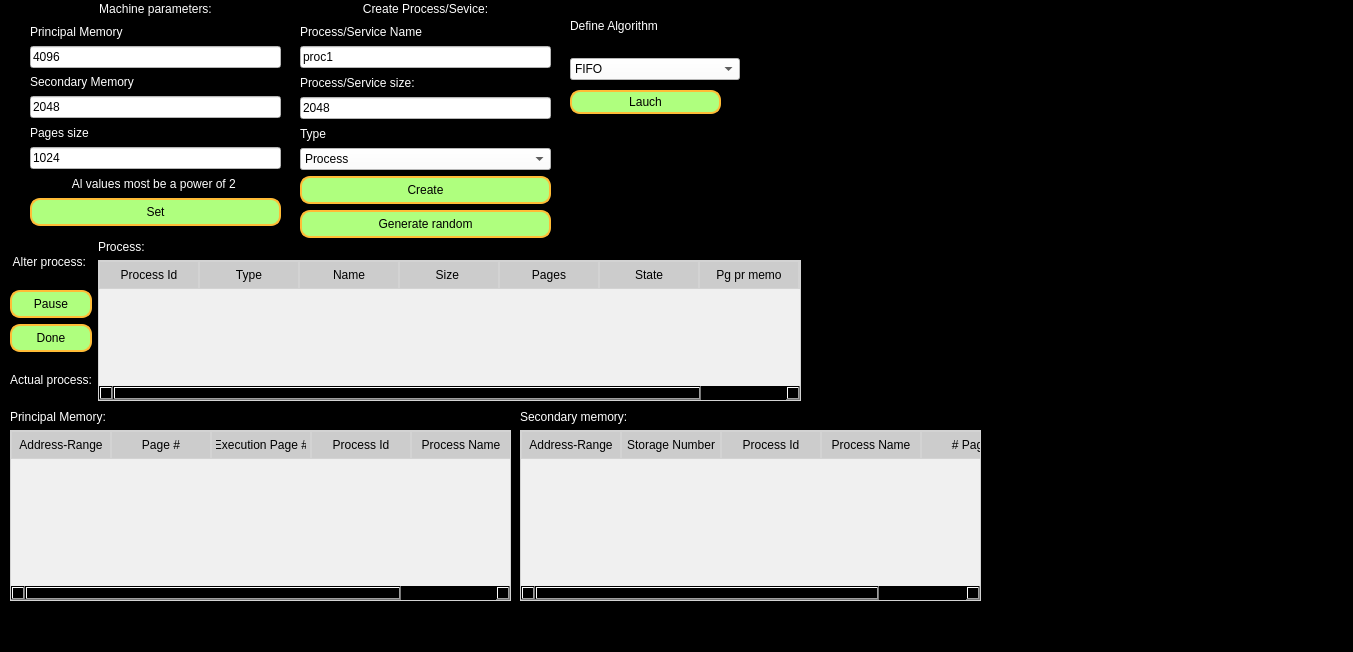
Above: mainInterface.ui from SebastianGranadosBarrantes/Tarea2SO-Brian_Sebastian_Jousten before the change. Below: the same form after it.
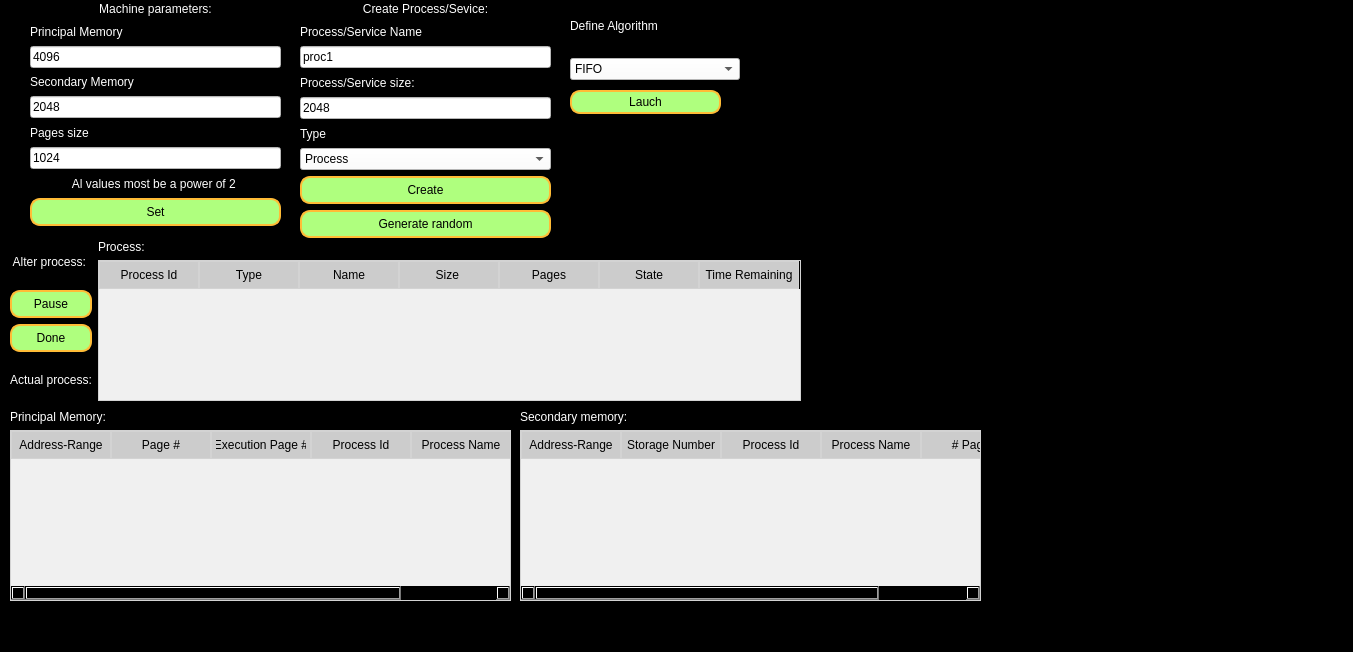
That is the form after the change.

The edit to the form file:
```diff
--- a/mainInterface.ui
+++ b/mainInterface.ui
@@ -335,12 +335,7 @@
          </column>
          <column>
           <property name="text">
-           <string>Pg pr memo</string>
-          </property>
-         </column>
-         <column>
-          <property name="text">
-           <string>Pg seco memo</string>
+           <string>Time Remaining</string>
           </property>
          </column>
         </widget>
```
